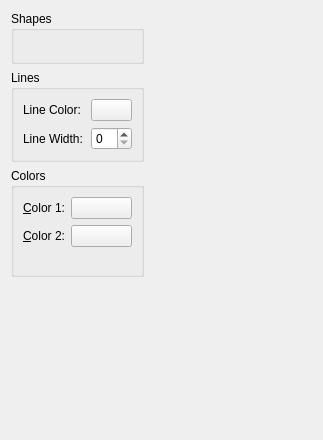
This is plugins/generators/multigridpattern/wdgmultigridpatternoptions.ui in KDE/krita as Qt 5 draws it before an edit. The edited form follows.
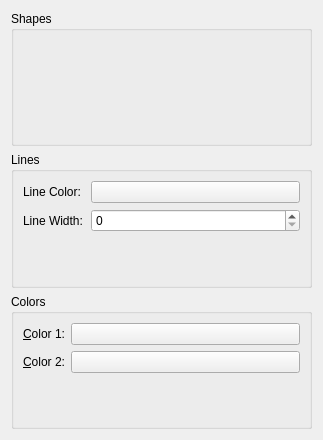
This is the edited form. Custom widgets are drawn as their Qt base class.

Commit message: Adjust color effects, change ui a little.

The edit to the form file:
```diff
--- a/plugins/generators/multigridpattern/wdgmultigridpatternoptions.ui
+++ b/plugins/generators/multigridpattern/wdgmultigridpatternoptions.ui
@@ -10,24 +10,8 @@
     <height>440</height>
    </rect>
   </property>
-  <layout class="QGridLayout" name="gridLayout">
-   <item row="0" column="1">
-    <spacer>
-     <property name="orientation">
-      <enum>Qt::Horizontal</enum>
-     </property>
-     <property name="sizeType">
-      <enum>QSizePolicy::Expanding</enum>
-     </property>
-     <property name="sizeHint" stdset="0">
-      <size>
-       <width>21</width>
-       <height>20</height>
-      </size>
-     </property>
-    </spacer>
-   </item>
-   <item row="0" column="0">
+  <layout class="QVBoxLayout" name="verticalLayout_2">
+   <item>
     <widget class="QGroupBox" name="groupBox_2">
      <property name="title">
       <string>Shapes</string>
@@ -45,23 +29,36 @@
      </layout>
     </widget>
    </item>
-   <item row="3" column="0">
-    <spacer>
-     <property name="orientation">
-      <enum>Qt::Vertical</enum>
+   <item>
+    <widget class="QGroupBox" name="groupBox_3">
+     <property name="title">
+      <string>Lines</string>
      </property>
-     <property name="sizeType">
-      <enum>QSizePolicy::Expanding</enum>
-     </property>
-     <property name="sizeHint" stdset="0">
-      <size>
-       <width>20</width>
-       <height>21</height>
-      </size>
-     </property>
-    </spacer>
+     <layout class="QFormLayout" name="formLayout_3">
+      <item row="0" column="0">
+       <widget class="QLabel" name="label_3">
+        <property name="text">
+         <string>Line Color: </string>
+        </property>
+       </widget>
+      </item>
+      <item row="0" column="1">
+       <widget class="KisColorButton" name="bnLineColor"/>
+      </item>
+      <item row="1" column="0">
+       <widget class="QLabel" name="label_4">
+        <property name="text">
+         <string>Line Width:</string>
+        </property>
+       </widget>
+      </item>
+      <item row="1" column="1">
+       <widget class="QSpinBox" name="spnLineWidth"/>
+      </item>
+     </layout>
+    </widget>
    </item>
-   <item row="2" column="0">
+   <item>
     <widget class="QGroupBox" name="groupBox">
      <property name="title">
       <string>Colors</string>
@@ -111,35 +108,6 @@
      </layout>
     </widget>
    </item>
-   <item row="1" column="0">
-    <widget class="QGroupBox" name="groupBox_3">
-     <property name="title">
-      <string>Lines</string>
-     </property>
-     <layout class="QFormLayout" name="formLayout_3">
-      <item row="0" column="0">
-       <widget class="QLabel" name="label_3">
-        <property name="text">
-         <string>Line Color: </string>
-        </property>
-       </widget>
-      </item>
-      <item row="0" column="1">
-       <widget class="KisColorButton" name="bnLineColor"/>
-      </item>
-      <item row="1" column="0">
-       <widget class="QLabel" name="label_4">
-        <property name="text">
-         <string>Line Width:</string>
-        </property>
-       </widget>
-      </item>
-      <item row="1" column="1">
-       <widget class="QSpinBox" name="spnLineWidth"/>
-      </item>
-     </layout>
-    </widget>
-   </item>
   </layout>
  </widget>
  <customwidgets>
```
The commit also changes 2 other files.
